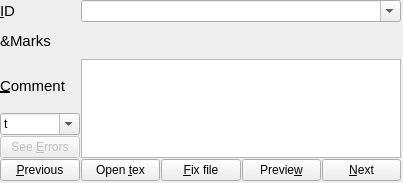
Old version of the form grader_improved/grader_editor.ui in the repository shubhamshuklaer/autog.
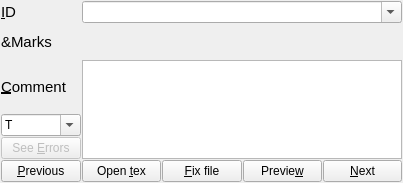
New version of the form.

The edit to the form file:
```diff
--- a/grader_improved/grader_editor.ui
+++ b/grader_improved/grader_editor.ui
@@ -22,8 +22,8 @@
   <widget class="QWidget" name="layoutWidget">
    <property name="geometry">
     <rect>
-     <x>0</x>
-     <y>0</y>
+     <x>1</x>
+     <y>1</y>
      <width>401</width>
      <height>181</height>
     </rect>
@@ -131,7 +131,7 @@
       </property>
       <item>
        <property name="text">
-        <string>t</string>
+        <string>T</string>
        </property>
       </item>
       <item>
```
Left out of the diff: 42 changed lines with no effect on the pictures.
